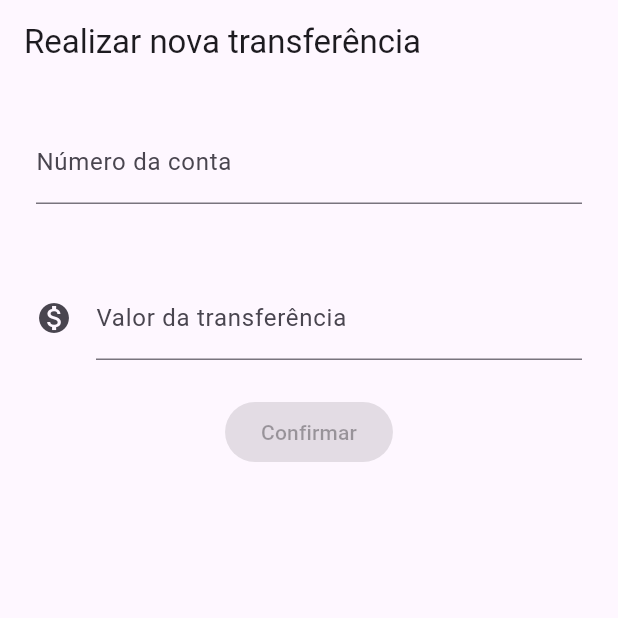
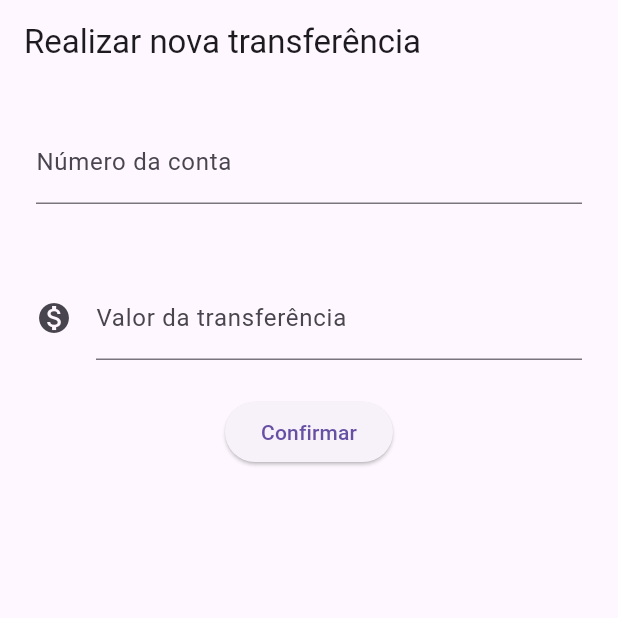
Before and after one commit to anaclaraberga/Byte-Bank, a Flutter app: the screen it shows after launch, on a phone screen of 412 x 824 dp, the top half of it. Run offline on Flutter 3.47's test engine with Material 3 defaults, Android fonts, the phone set to English and light mode, and no system bars.

Commit message:
Added: Getting text field

```diff
--- a/lib/main.dart
+++ b/lib/main.dart
@@ -1,13 +1,15 @@
+// ignore_for_file: prefer_const_constructors
+
 import 'package:flutter/material.dart';
 
-void main() => runApp(const ByteBankApp());
+void main() => runApp(ByteBankApp());
 
 class ByteBankApp extends StatelessWidget {
-  const ByteBankApp({super.key});
+  ByteBankApp({super.key});
 
   @override
   Widget build(BuildContext context) {
-    return const MaterialApp(
+    return MaterialApp(
       home: Scaffold(
         body: MakeTransfer(),
       ),
@@ -16,19 +18,23 @@ class ByteBankApp extends StatelessWidget {
 }
 
 class MakeTransfer extends StatelessWidget {
-  const MakeTransfer({super.key});
+  MakeTransfer({super.key});
+
+  final TextEditingController _controllerAccountField = TextEditingController();
+  final TextEditingController _controllerValueField = TextEditingController();
 
   @override
   Widget build(BuildContext context) {
     return Scaffold(
         appBar: AppBar(
-          title: const Text('Realizar nova transferência'),
+          title: Text('Realizar nova transferência'),
         ),
-        body: const Column(
+        body: Column(
           children: <Widget>[
             Padding(
               padding: EdgeInsets.all(24.0),
               child: TextField(
+                controller: _controllerValueField,
                 style: TextStyle(fontSize: 16.0),
                 decoration: InputDecoration(
                     labelText: 'Número da conta', hintText: '0000'),
@@ -38,6 +44,7 @@ class MakeTransfer extends StatelessWidget {
             Padding(
               padding: EdgeInsets.all(24.0),
               child: TextField(
+                controller: _controllerAccountField,
                 style: TextStyle(fontSize: 16.0),
                 decoration: InputDecoration(
                     labelText: 'Valor da transferência',
@@ -46,24 +53,31 @@ class MakeTransfer extends StatelessWidget {
                 keyboardType: TextInputType.numberWithOptions(),
               ),
             ),
-            ElevatedButton(onPressed: null, child: Text("Confirmar"))
+            ElevatedButton(
+              child: Text("Confirmar"),
+              onPressed: () {
+                debugPrint("Confirmado!");
+                debugPrint(_controllerAccountField.text);
+                debugPrint(_controllerValueField.text);
+              },
+            )
           ],
         ));
   }
 }
 
 class TransferDashboard extends StatelessWidget {
-  const TransferDashboard({super.key});
+  TransferDashboard({super.key});
 
   @override
   Widget build(BuildContext context) {
     return Scaffold(
         appBar: AppBar(
-          title: const Text('Transferências'),
+          title: Text('Transferências'),
         ),
-        body: const TransferList(),
+        body: TransferList(),
         floatingActionButton: FloatingActionButton(
-          child: const Icon(Icons.add),
+          child: Icon(Icons.add),
           onPressed: () {
             return;
           },
@@ -72,7 +86,7 @@ class TransferDashboard extends StatelessWidget {
 }
 
 class TransferList extends StatelessWidget {
-  const TransferList({super.key});
+  TransferList({super.key});
 
   @override
   Widget build(BuildContext context) {
@@ -89,13 +103,13 @@ class TransferList extends StatelessWidget {
 class TransferItem extends StatelessWidget {
   final Transfer transfer;
 
-  const TransferItem(this.transfer, {super.key});
+  TransferItem(this.transfer, {super.key});
 
   @override
   Widget build(BuildContext context) {
     return Card(
         child: ListTile(
-      leading: const Icon(Icons.monetization_on),
+      leading: Icon(Icons.monetization_on),
       title: Text(transfer.value.toString()),
       subtitle: Text('Conta: ${transfer.accountNumber.toString()}'),
     ));
```
